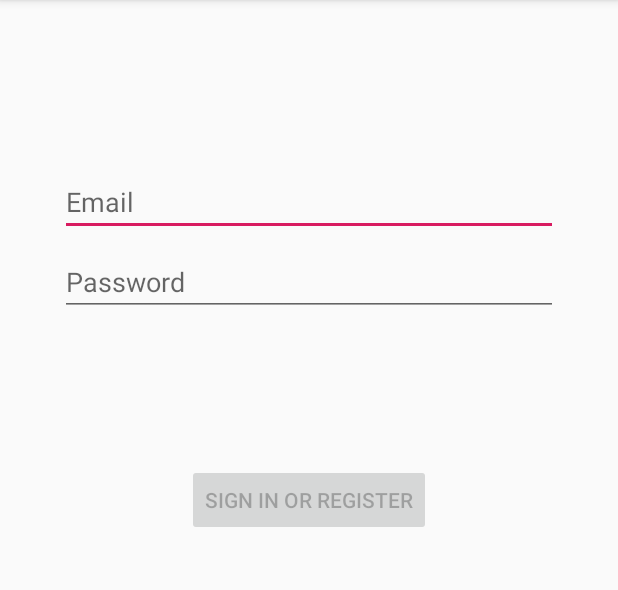
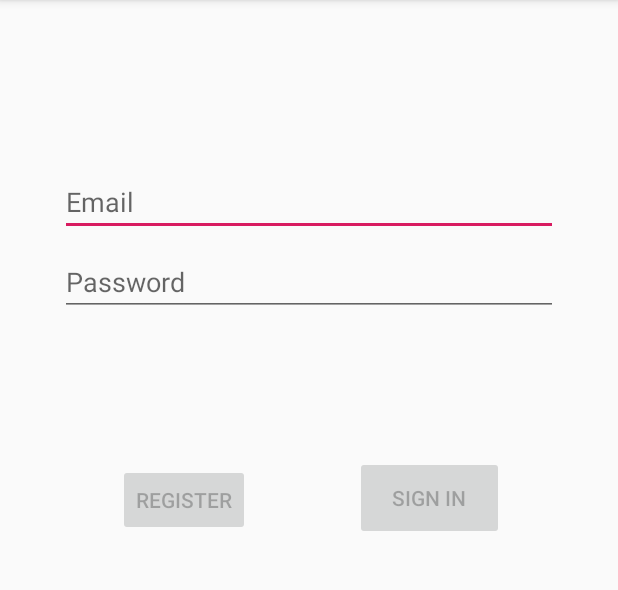
Before and after one commit to mumbai19/team-10, an Android app: the screen it shows after launch (LoginActivity), on a phone screen of 412 x 824 dp, the part 84-674 px from its top. Run offline under Robolectric (Android 15) with nearby library versions, the phone set to English and light mode, and no system bars.

Commit message:
login activity

```diff
--- a/Android/AndroidApplication/app/src/main/res/layout/activity_login.xml
+++ b/Android/AndroidApplication/app/src/main/res/layout/activity_login.xml
@@ -45,17 +45,33 @@
 
     <Button
         android:id="@+id/login"
-        android:layout_width="wrap_content"
-        android:layout_height="wrap_content"
+        android:layout_width="99dp"
+        android:layout_height="56dp"
         android:layout_gravity="start"
-        android:layout_marginStart="48dp"
         android:layout_marginTop="16dp"
-        android:layout_marginEnd="48dp"
+        android:layout_marginEnd="60dp"
+        android:layout_marginRight="60dp"
         android:layout_marginBottom="64dp"
         android:enabled="false"
         android:text="@string/action_sign_in"
         app:layout_constraintBottom_toBottomOf="parent"
         app:layout_constraintEnd_toEndOf="parent"
+        app:layout_constraintTop_toBottomOf="@+id/password"
+        app:layout_constraintVertical_bias="0.19" />
+
+    <Button
+        android:id="@+id/register"
+        android:layout_width="wrap_content"
+        android:layout_height="wrap_content"
+        android:layout_gravity="start"
+        android:layout_marginTop="16dp"
+        android:layout_marginEnd="8dp"
+        android:layout_marginRight="8dp"
+        android:layout_marginBottom="64dp"
+        android:enabled="false"
+        android:text="@string/action_register"
+        app:layout_constraintBottom_toBottomOf="parent"
+        app:layout_constraintEnd_toStartOf="@+id/login"
         app:layout_constraintStart_toStartOf="parent"
         app:layout_constraintTop_toBottomOf="@+id/password"
         app:layout_constraintVertical_bias="0.2" />
--- a/Android/AndroidApplication/app/src/main/res/values/strings.xml
+++ b/Android/AndroidApplication/app/src/main/res/values/strings.xml
@@ -3,10 +3,11 @@
     <!-- Strings related to login -->
     <string name="prompt_email">Email</string>
     <string name="prompt_password">Password</string>
-    <string name="action_sign_in">Sign in or register</string>
+    <string name="action_sign_in">Sign in</string>
     <string name="action_sign_in_short">Sign in</string>
     <string name="welcome">"Welcome !"</string>
     <string name="invalid_username">Not a valid username</string>
     <string name="invalid_password">Password must be >5 characters</string>
     <string name="login_failed">"Login failed"</string>
+    <string name="action_register">Register</string>
 </resources>
```
Also changed, not shown: 1 other file.
